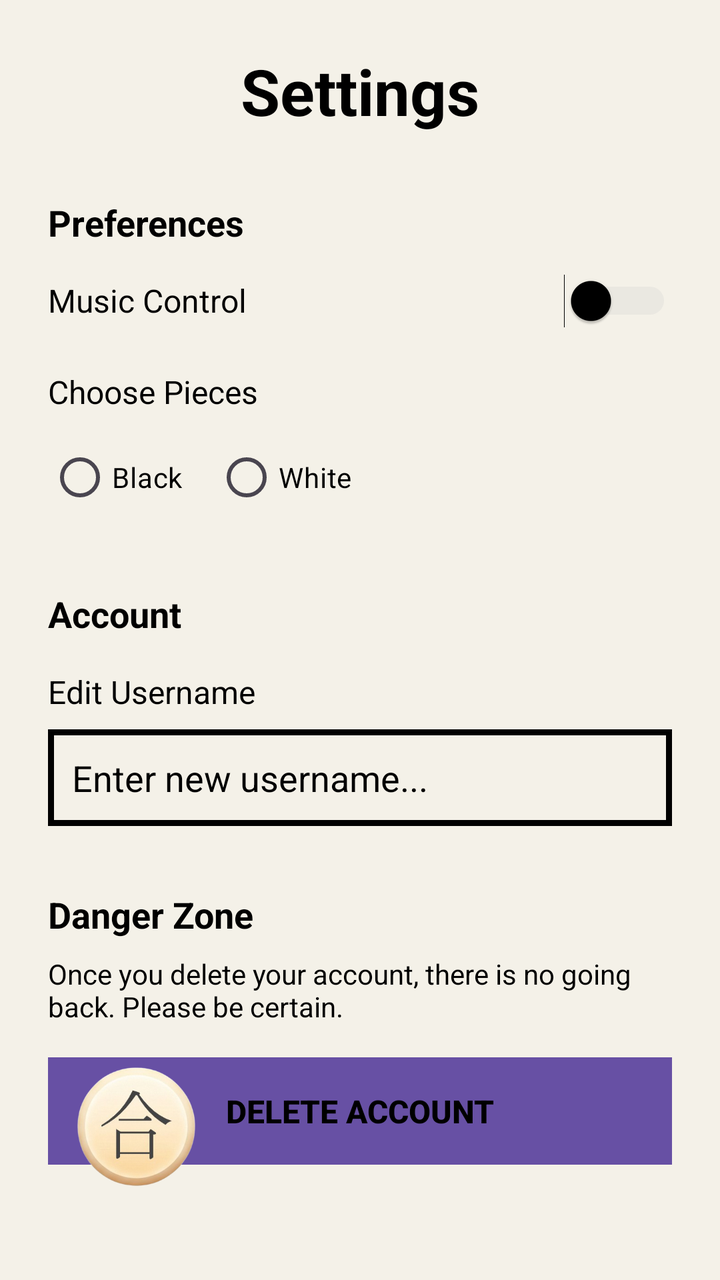
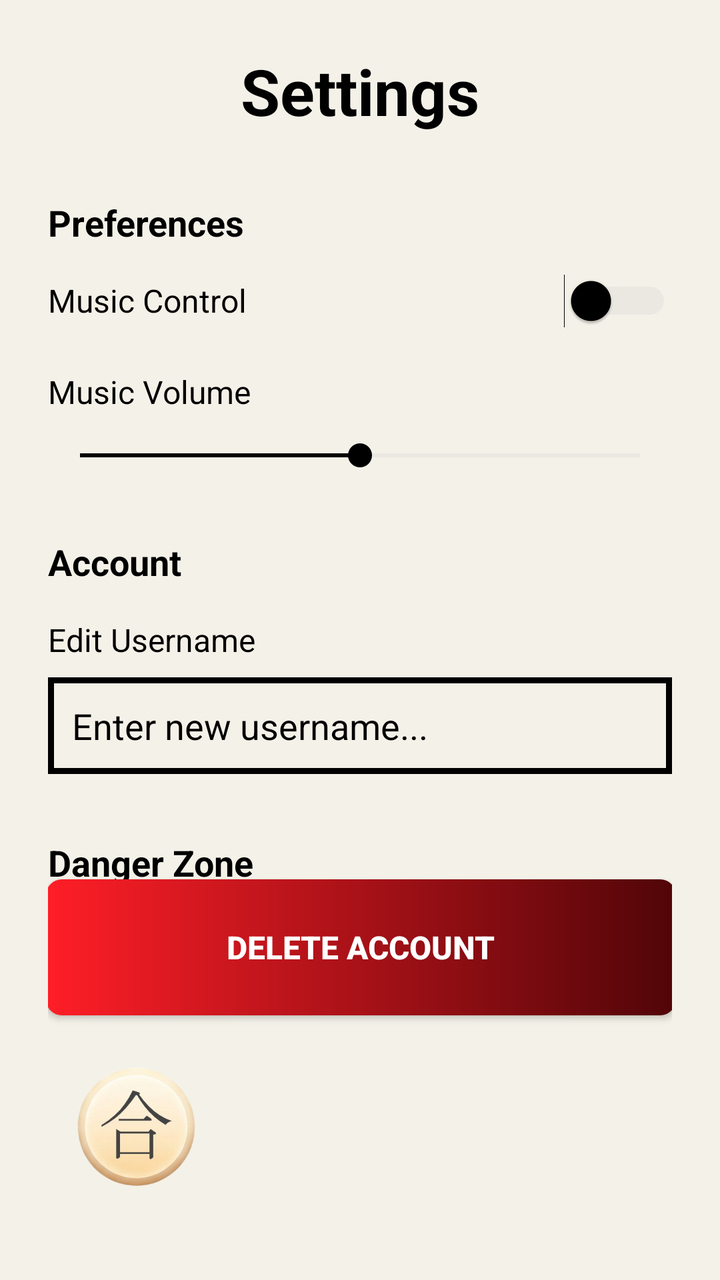

Two renders of the same Android screen: before a commit and after it. Below are the layout's source before the change and the commit's diff.
<!-- AndroidManifest.xml: application theme Theme.ChessGame -->
<!-- res/layout/settingpage.xml -->
<?xml version="1.0" encoding="utf-8"?>
<androidx.constraintlayout.widget.ConstraintLayout xmlns:android="http://schemas.android.com/apk/res/android"
    xmlns:app="http://schemas.android.com/apk/res-auto"
    xmlns:tools="http://schemas.android.com/tools"
    android:layout_width="match_parent"
    android:layout_height="match_parent"
    android:id="@+id/main"
    android:background="@color/eggshell_bg"
    android:padding="24dp">

    <TextView
        android:id="@+id/texttitle"
        android:layout_width="wrap_content"
        android:layout_height="wrap_content"
        android:text="Settings"
        android:textColor="@color/black_ink"
        android:textSize="32sp"
        android:textStyle="bold"
        app:layout_constraintTop_toTopOf="parent"
        app:layout_constraintStart_toStartOf="parent"
        app:layout_constraintEnd_toEndOf="parent"
        android:layout_marginBottom="32dp" />

    <TextView
        android:id="@+id/headerpreferences"
        android:layout_width="wrap_content"
        android:layout_height="wrap_content"
        android:text="Preferences"
        android:textColor="@color/black_ink"
        android:textSize="18sp"
        android:textStyle="bold"
        android:layout_marginTop="32dp"
        app:layout_constraintTop_toBottomOf="@id/texttitle"
        app:layout_constraintStart_toStartOf="parent" />

    <TextView
        android:id="@+id/labelmusiccontrol"
        android:layout_width="wrap_content"
        android:layout_height="wrap_content"
        android:text="Music Control"
        android:textColor="@color/black_ink"
        android:textSize="16sp"
        android:layout_marginTop="16dp"
        app:layout_constraintTop_toBottomOf="@id/headerpreferences"
        app:layout_constraintStart_toStartOf="parent" />

    <Switch
        android:id="@+id/switchmusiccontrol"
        android:layout_width="wrap_content"
        android:layout_height="wrap_content"
        android:checked="false"
        android:minWidth="60dp"
        android:minHeight="40dp"
        android:thumbTint="@color/black_ink"
        android:trackTint="#CCCCCC"
        app:layout_constraintEnd_toEndOf="parent"
        app:layout_constraintTop_toTopOf="@id/labelmusiccontrol"
        app:layout_constraintBottom_toBottomOf="@id/labelmusiccontrol" />

    <TextView
        android:id="@+id/labelchoosepieces"
        android:layout_width="wrap_content"
        android:layout_height="wrap_content"
        android:text="Choose Pieces"
        android:textColor="@color/black_ink"
        android:textSize="16sp"
        android:layout_marginTop="24dp"
        app:layout_constraintTop_toBottomOf="@id/labelmusiccontrol"
        app:layout_constraintStart_toStartOf="parent" />

    <RadioGroup
        android:id="@+id/radiogrouppieces"
        android:layout_width="wrap_content"
        android:layout_height="wrap_content"
        android:orientation="horizontal"
        android:layout_marginTop="8dp"
        app:layout_constraintTop_toBottomOf="@id/labelchoosepieces"
        app:layout_constraintStart_toStartOf="parent">

        <RadioButton
            android:id="@+id/radioblack"
            android:layout_width="wrap_content"
            android:layout_height="wrap_content"
            android:text="Black"
            android:checked="false"
            android:textColor="@color/black_ink"
            android:buttonTint="@color/black_ink"
            android:layout_marginEnd="16dp" />

        <RadioButton
            android:id="@+id/radiowhite"
            android:layout_width="wrap_content"
            android:layout_height="wrap_content"
            android:text="White"
            android:checked="false"
            android:textColor="@color/black_ink"
            android:buttonTint="@color/black_ink" />
    </RadioGroup>

    <TextView
        android:id="@+id/headeraccount"
        android:layout_width="wrap_content"
        android:layout_height="wrap_content"
        android:text="Account"
        android:textColor="@color/black_ink"
        android:textSize="18sp"
        android:textStyle="bold"
        android:layout_marginTop="32dp"
        app:layout_constraintTop_toBottomOf="@id/radiogrouppieces"
        app:layout_constraintStart_toStartOf="parent" />

    <TextView
        android:id="@+id/labeleditusername"
        android:layout_width="wrap_content"
        android:layout_height="wrap_content"
        android:text="Edit Username"
        android:textColor="@color/black_ink"
        android:textSize="16sp"
        android:layout_marginTop="16dp"
        app:layout_constraintTop_toBottomOf="@id/headeraccount"
        app:layout_constraintStart_toStartOf="parent" />

    <EditText
        android:id="@+id/editusername"
        android:layout_width="0dp"
        android:layout_height="wrap_content"
        android:inputType="textPersonName"
        android:hint="Enter new username..."
        android:text=""
        android:textColor="@color/black_ink"
        android:textColorHint="@color/black_ink"
        android:background="@drawable/edittext_border_black"
        android:padding="12dp"
        android:layout_marginTop="8dp"
        app:layout_constraintTop_toBottomOf="@id/labeleditusername"
        app:layout_constraintStart_toStartOf="parent"
        app:layout_constraintEnd_toEndOf="parent" />

    <TextView
        android:id="@+id/headerdangerzone"
        android:layout_width="wrap_content"
        android:layout_height="wrap_content"
        android:text="Danger Zone"
        android:textColor="@color/black_ink"
        android:textSize="18sp"
        android:textStyle="bold"
        android:layout_marginTop="32dp"
        app:layout_constraintTop_toBottomOf="@id/editusername"
        app:layout_constraintStart_toStartOf="parent" />

    <TextView
        android:id="@+id/textdeletewarning"
        android:layout_width="0dp"
        android:layout_height="wrap_content"
        android:text="Once you delete your account, there is no going back. Please be certain."
        android:textColor="@color/black_ink"
        android:textSize="14sp"
        android:layout_marginTop="8dp"
        app:layout_constraintTop_toBottomOf="@id/headerdangerzone"
        app:layout_constraintStart_toStartOf="parent"
        app:layout_constraintEnd_toEndOf="parent" />

    <Button
        android:id="@+id/btn_delete_account"
        style="@style/Widget.AppCompat.Button.Borderless"
        android:layout_width="0dp"
        android:layout_height="wrap_content"
        android:text="Delete Account"
        android:textColor="@color/black_ink"
        android:textSize="16sp"
        android:textStyle="bold"
        android:background="@drawable/button_border_black"
        android:paddingVertical="12dp"
        android:layout_marginTop="16dp"
        app:layout_constraintTop_toBottomOf="@id/textdeletewarning"
        app:layout_constraintStart_toStartOf="parent"
        app:layout_constraintEnd_toEndOf="parent" />

    <ImageButton
        android:id="@+id/backbtn"
        android:layout_width="96dp"
        android:layout_height="81dp"
        android:background="@null"
        android:scaleType="fitXY"
        app:layout_constraintBottom_toBottomOf="parent"
        app:layout_constraintEnd_toEndOf="parent"
        app:layout_constraintHorizontal_bias="0.0"
        app:layout_constraintStart_toStartOf="parent"
        app:layout_constraintTop_toTopOf="parent"
        app:layout_constraintVertical_bias="0.978"
        app:srcCompat="@drawable/backbtn" />

</androidx.constraintlayout.widget.ConstraintLayout>
<!-- resources referenced by this layout -->
<resources>
  <color name="black_ink">#000000</color>
  <color name="eggshell_bg">#F4F1E8</color>
  <!-- drawable backbtn: png bitmap (drawable, 94589 bytes) -->
  <!-- drawable button_border_black (drawable) -->
  <?xml version="1.0" encoding="utf-8"?>
  <selector xmlns:android="http://schemas.android.com/apk/res/android">
      <item>
          <shape android:shape="rectangle">
              <stroke
                  android:width="3dp"
                  android:color="@color/black_ink" />
              <solid android:color="@color/eggshell_bg" />
          </shape>
      </item>
  </selector>
  <!-- drawable edittext_border_black (drawable) -->
  <?xml version="1.0" encoding="utf-8"?>
  <shape xmlns:android="http://schemas.android.com/apk/res/android"
      android:shape="rectangle">
      <stroke
          android:width="3dp"
          android:color="@color/black_ink" />
      <solid android:color="@color/eggshell_bg" />
  </shape>
  <style name="Theme.ChessGame" parent="Base.Theme.ChessGame" />
  <style name="Base.Theme.ChessGame" parent="Theme.Material3.DayNight.NoActionBar">
          
          
      </style>
</resources>

<!-- the commit's change to res/layout/settingpage.xml (unified diff, before → after) -->
@@ -7,6 +7,34 @@
     android:id="@+id/main"
     android:background="@color/eggshell_bg"
     android:padding="24dp">
+
+    <androidx.appcompat.widget.AppCompatButton
+        android:id="@+id/btn_delete_account"
+        android:layout_width="315dp"
+        android:layout_height="68dp"
+
+        android:clickable="true"
+        android:focusable="true"
+
+        android:background="@drawable/btn_delete_bg"
+        app:backgroundTint="@null"
+
+        android:elevation="12dp"
+        android:paddingStart="40dp"
+        android:paddingTop="16dp"
+        android:paddingEnd="40dp"
+        android:paddingBottom="16dp"
+        android:text="DELETE ACCOUNT"
+
+        android:textColor="@color/btn_delete_color"
+        android:textSize="16sp"
+        android:textStyle="bold"
+
+        app:layout_constraintBottom_toBottomOf="parent"
+        app:layout_constraintEnd_toEndOf="parent"
+        app:layout_constraintStart_toStartOf="parent"
+        app:layout_constraintTop_toTopOf="parent"
+        app:layout_constraintVertical_bias="0.793" />
 
     <TextView
         android:id="@+id/texttitle"
@@ -58,44 +86,31 @@
         app:layout_constraintBottom_toBottomOf="@id/labelmusiccontrol" />
 
     <TextView
-        android:id="@+id/labelchoosepieces"
+        android:id="@+id/labelvolumecontrol"
         android:layout_width="wrap_content"
         android:layout_height="wrap_content"
-        android:text="Choose Pieces"
+        android:text="Music Volume"
         android:textColor="@color/black_ink"
         android:textSize="16sp"
         android:layout_marginTop="24dp"
         app:layout_constraintTop_toBottomOf="@id/labelmusiccontrol"
         app:layout_constraintStart_toStartOf="parent" />
 
-    <RadioGroup
-        android:id="@+id/radiogrouppieces"
-        android:layout_width="wrap_content"
+    <SeekBar
+        android:id="@+id/seekbarvolume"
+        android:layout_width="0dp"
         android:layout_height="wrap_content"
-        android:orientation="horizontal"
-        android:layout_marginTop="8dp"
-        app:layout_constraintTop_toBottomOf="@id/labelchoosepieces"
-        app:layout_constraintStart_toStartOf="parent">
+        android:max="100"
+        android:progress="50"
+        android:thumbTint="@color/black_ink"
+        android:progressTint="@color/black_ink"
+        android:progressBackgroundTint="#CCCCCC"
+        android:layout_marginTop="12dp"
+        app:layout_constraintTop_toBottomOf="@id/labelvolumecontrol"
+        app:layout_constraintStart_toStartOf="parent"
+        app:layout_constraintEnd_toEndOf="parent" />
 
-        <RadioButton
-            android:id="@+id/radioblack"
-            android:layout_width="wrap_content"
-            android:layout_height="wrap_content"
-            android:text="Black"
-            android:checked="false"
-            android:textColor="@color/black_ink"
-            android:buttonTint="@color/black_ink"
-            android:layout_marginEnd="16dp" />
 
-        <RadioButton
-            android:id="@+id/radiowhite"
-            android:layout_width="wrap_content"
-            android:layout_height="wrap_content"
-            android:text="White"
-            android:checked="false"
-            android:textColor="@color/black_ink"
-            android:buttonTint="@color/black_ink" />
-    </RadioGroup>
 
     <TextView
         android:id="@+id/headeraccount"
@@ -106,7 +121,7 @@
         android:textSize="18sp"
         android:textStyle="bold"
         android:layout_marginTop="32dp"
-        app:layout_constraintTop_toBottomOf="@id/radiogrouppieces"
+        app:layout_constraintTop_toBottomOf="@id/seekbarvolume"
         app:layout_constraintStart_toStartOf="parent" />
 
     <TextView
@@ -160,21 +175,7 @@
         app:layout_constraintStart_toStartOf="parent"
         app:layout_constraintEnd_toEndOf="parent" />
 
-    <Button
-        android:id="@+id/btn_delete_account"
-        style="@style/Widget.AppCompat.Button.Borderless"
-        android:layout_width="0dp"
-        android:layout_height="wrap_content"
-        android:text="Delete Account"
-        android:textColor="@color/black_ink"
-        android:textSize="16sp"
-        android:textStyle="bold"
-        android:background="@drawable/button_border_black"
-        android:paddingVertical="12dp"
-        android:layout_marginTop="16dp"
-        app:layout_constraintTop_toBottomOf="@id/textdeletewarning"
-        app:layout_constraintStart_toStartOf="parent"
-        app:layout_constraintEnd_toEndOf="parent" />
+
 
     <ImageButton
         android:id="@+id/backbtn"
<!-- resource entries referenced after the edit -->
@@ -3,18 +3,19 @@
   <color name="black_ink">#000000</color>
   <color name="eggshell_bg">#F4F1E8</color>
   <!-- drawable backbtn: png bitmap (drawable, 94589 bytes) -->
-  <!-- drawable button_border_black (drawable) -->
+  <!-- drawable btn_delete_bg (drawable) -->
   <?xml version="1.0" encoding="utf-8"?>
-  <selector xmlns:android="http://schemas.android.com/apk/res/android">
-      <item>
-          <shape android:shape="rectangle">
-              <stroke
-                  android:width="3dp"
-                  android:color="@color/black_ink" />
-              <solid android:color="@color/eggshell_bg" />
-          </shape>
-      </item>
-  </selector>
+  <shape xmlns:android="http://schemas.android.com/apk/res/android"
+      android:shape="rectangle">
+  
+      <gradient
+          android:startColor="#FF1E27"
+          android:endColor="#500508"
+          android:angle="0" />
+  
+      <corners android:radius="8dp" />
+  
+  </shape>
   <!-- drawable edittext_border_black (drawable) -->
   <?xml version="1.0" encoding="utf-8"?>
   <shape xmlns:android="http://schemas.android.com/apk/res/android"
